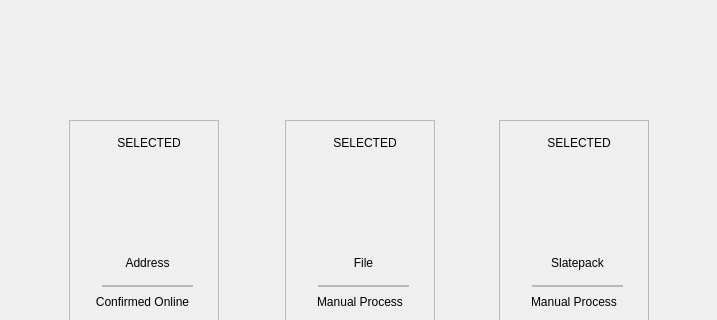
First picture: the form in windows_desktop/g_sendStarting.ui, repository 0xkobe/mwc-wallet, before the edit; both pictures show x 0 to 717 and y 0 to 320 of the 717 by 751 pixel window.
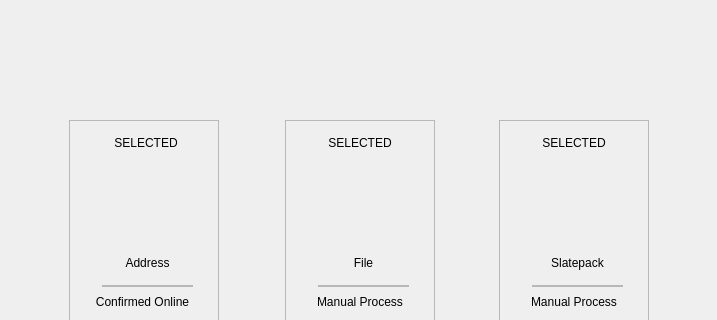
Second picture: the form after the edit. Icons and pictures are not drawn. Custom widgets are drawn as their Qt base class.

```diff
--- a/windows_desktop/g_sendStarting.ui
+++ b/windows_desktop/g_sendStarting.ui
@@ -171,7 +171,7 @@
         <widget class="control::MwcLabelSmall" name="onlineLabel">
          <property name="geometry">
           <rect>
-           <x>18</x>
+           <x>15</x>
            <y>12</y>
            <width>124</width>
            <height>22</height>
@@ -279,7 +279,7 @@
         <widget class="control::MwcLabelSmall" name="fileLabel">
          <property name="geometry">
           <rect>
-           <x>18</x>
+           <x>13</x>
            <y>12</y>
            <width>124</width>
            <height>22</height>
@@ -568,7 +568,7 @@
         <widget class="control::MwcLabelSmall" name="slatepackLabel">
          <property name="geometry">
           <rect>
-           <x>18</x>
+           <x>13</x>
            <y>12</y>
            <width>124</width>
            <height>22</height>
```
